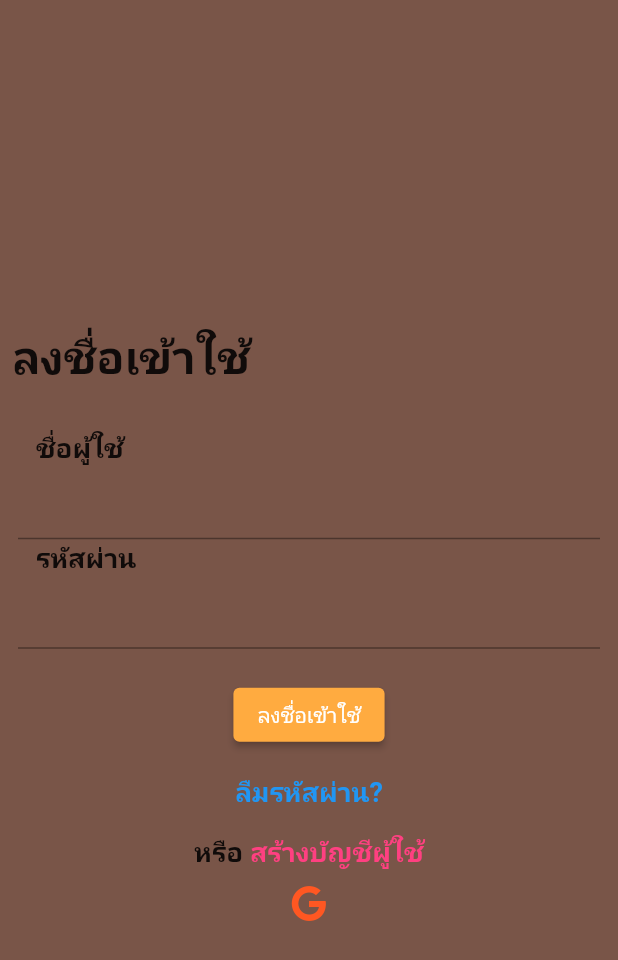
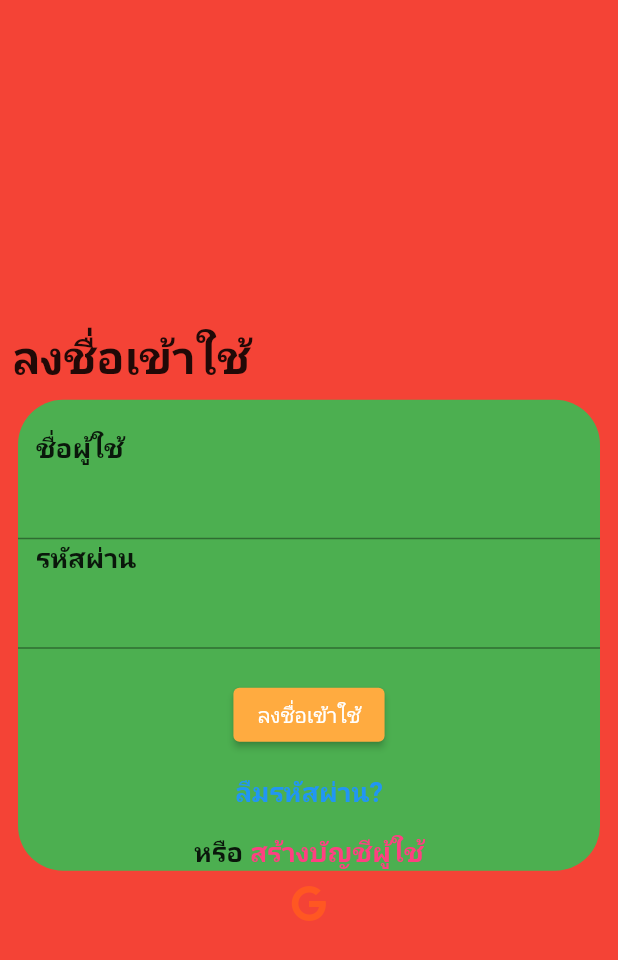
Before and after one commit to AINutritionProject/KinDeeUDee, a Flutter app: the LoginPage screen opened directly, on a phone screen of 412 x 824 dp. Shown: the top 960 px of the screen. Run offline on Flutter 3.47's test engine with Material 2 defaults, Android fonts, the phone set to English and light mode, and no system bars; our stand-ins replace camera, cloud_firestore, dotted_border, firebase_auth, firebase_core, font_awesome_flutter and 2 more; accounts and stored records are empty.

Commit message:
remove wip wap from login page

```diff
--- a/lib/pages/login.dart
+++ b/lib/pages/login.dart
@@ -131,37 +131,14 @@ class _LogInFormState extends State<LogInForm> {
 
 class _LoginPageState extends State<LoginPage> {
   final GoogleSignIn _googleSignIn = GoogleSignIn();
-  Color _color = Colors.white;
-  Color _color2 = Colors.black;
-  late Timer _timer;
 
   // function to random color
-  void _randomColor() {
-    setState(() {
-      _color = Colors.primaries[Random().nextInt(Colors.primaries.length)];
-      _color2 = Colors.primaries[Random().nextInt(Colors.primaries.length)];
-    });
-  }
 
   // random backgroundColor every 0.2 second when start Widget
   @override
-  void initState() {
-    _timer = Timer.periodic(const Duration(milliseconds: 50), (timer) {
-      _randomColor();
-    });
-    super.initState();
-  }
-
-  @override
-  void dispose() {
-    _timer.cancel();
-    super.dispose();
-  }
-
-  @override
   Widget build(BuildContext context) {
     return Scaffold(
-      backgroundColor: _color,
+      backgroundColor: Colors.red,
       body: Column(
         crossAxisAlignment: CrossAxisAlignment.start,
         mainAxisAlignment: MainAxisAlignment.center,
@@ -176,9 +153,9 @@ class _LoginPageState extends State<LoginPage> {
           Padding(
             padding: const EdgeInsets.symmetric(horizontal: 12),
             child: Container(
-              decoration: BoxDecoration(
-                  color: _color2,
-                  borderRadius: const BorderRadius.all(Radius.circular(30))),
+              decoration: const BoxDecoration(
+                  color: Colors.green,
+                  borderRadius: BorderRadius.all(Radius.circular(30))),
               child: const LogInForm(),
             ),
           ),
```
